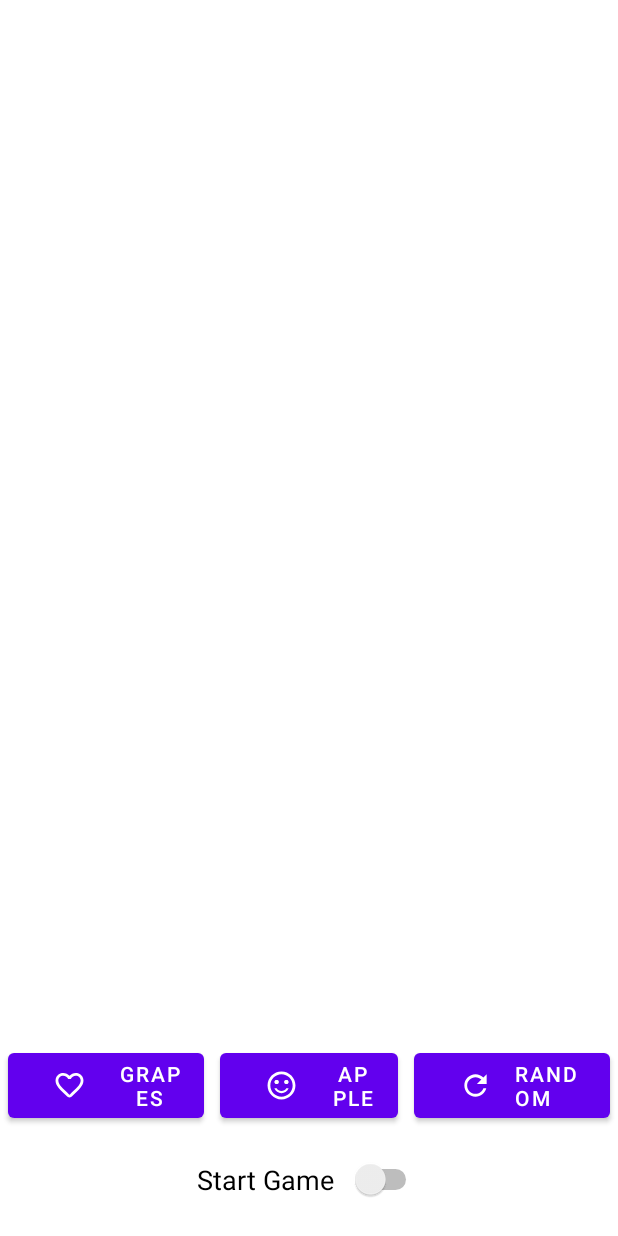
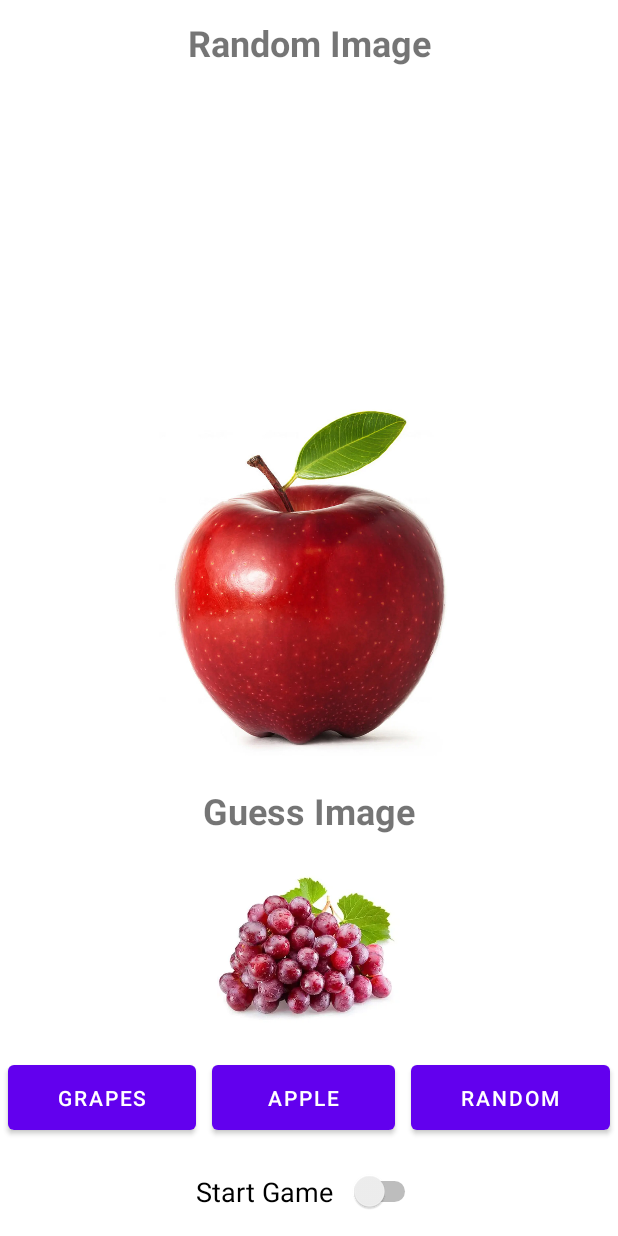
Before and after one commit to Manasseh-Ankrah/JuicyQuest, an Android app: the layout activity_main.xml on its own in the app's theme, with its tools: preview values and no code run, on a phone screen of 412 x 824 dp. Run offline under Robolectric (Android 15) with nearby library versions, the phone set to English and light mode, and no system bars.

Commit message:
Added listeners to buttons

```diff
--- a/app/src/main/java/com/example/fruitgame/MainActivity.kt
+++ b/app/src/main/java/com/example/fruitgame/MainActivity.kt
@@ -2,16 +2,38 @@ package com.example.fruitgame
 
 import androidx.appcompat.app.AppCompatActivity
 import android.os.Bundle
+import android.util.Log
 import com.example.fruitgame.databinding.ActivityMainBinding
 
 class MainActivity : AppCompatActivity() {
     //Initializing bindings
     private lateinit var binding: ActivityMainBinding
+
     override fun onCreate(savedInstanceState: Bundle?) {
+
         super.onCreate(savedInstanceState)
         //Inflate the activity binding
         binding = ActivityMainBinding.inflate(layoutInflater )
         val view = binding.root
         setContentView(view)
+        // Log.w("Clicked","Clicked Grapes")
+
+        val fruitList = listOf(R.drawable.apple,R.drawable.grapes,R.drawable.orange)
+
+
+        binding.btnGrapes.setOnClickListener {
+            binding.imageGuess.setImageResource(R.drawable.grapes)
+        }
+
+        binding.btnApple.setOnClickListener {
+            binding.imageGuess.setImageResource(R.drawable.apple)
+        }
+
+        binding.btnRandom.setOnClickListener {
+            val shuffle = fruitList.shuffled().first()
+            binding.imageRandom.setImageResource(shuffle)
+
+        }
+
     }
 }
--- a/app/src/main/res/layout/activity_main.xml
+++ b/app/src/main/res/layout/activity_main.xml
@@ -2,27 +2,30 @@
 <androidx.constraintlayout.widget.ConstraintLayout xmlns:android="http://schemas.android.com/apk/res/android"
     xmlns:app="http://schemas.android.com/apk/res-auto"
     xmlns:tools="http://schemas.android.com/tools"
+    android:id="@+id/randomText"
     android:layout_width="match_parent"
     android:layout_height="match_parent"
     tools:context=".MainActivity">
 
     <Switch
-        android:id="@+id/switch1"
+        android:id="@+id/switchStart"
         android:layout_width="150dp"
         android:layout_height="wrap_content"
-        android:layout_marginBottom="24dp"
+        android:layout_marginBottom="16dp"
         android:text="@string/start_game"
         android:textSize="18sp"
         app:layout_constraintBottom_toBottomOf="parent"
         app:layout_constraintEnd_toEndOf="parent"
+        app:layout_constraintHorizontal_bias="0.498"
         app:layout_constraintStart_toStartOf="parent" />
 
     <LinearLayout
+        android:id="@+id/linearLayout"
         android:layout_width="0dp"
         android:layout_height="66dp"
         android:layout_marginBottom="16dp"
         android:orientation="horizontal"
-        app:layout_constraintBottom_toTopOf="@+id/switch1"
+        app:layout_constraintBottom_toTopOf="@+id/switchStart"
         app:layout_constraintEnd_toEndOf="parent"
         app:layout_constraintStart_toStartOf="parent">
 
@@ -32,8 +35,9 @@
             android:layout_height="match_parent"
             android:layout_margin="5dp"
             android:layout_weight="1.5"
+            android:isScrollContainer="false"
             android:text="@string/grapes"
-            app:icon="@drawable/ic_favourite_foreground"
+            app:iconPadding="0dp"
             app:iconSize="50dp"
             app:iconTint="#FFFFFF" />
 
@@ -44,19 +48,64 @@
             android:layout_margin="5dp"
             android:layout_weight="1.5"
             android:text="@string/apple"
-            app:icon="@drawable/ic_satisfied_foreground"
             app:iconSize="50dp" />
 
         <Button
-            android:id="@+id/button3"
+            android:id="@+id/btnRandom"
             android:layout_width="wrap_content"
             android:layout_height="match_parent"
             android:layout_margin="5dp"
             android:layout_weight="1.5"
             android:text="@string/random"
-            android:textAlignment="viewStart"
-            app:icon="@drawable/ic_refresh_foreground"
             app:iconPadding="1dp"
             app:iconSize="50dp" />
     </LinearLayout>
+
+    <ImageView
+        android:id="@+id/imageGuess"
+        android:layout_width="274dp"
+        android:layout_height="122dp"
+        android:layout_marginBottom="8dp"
+        app:layout_constraintBottom_toTopOf="@+id/linearLayout"
+        app:layout_constraintEnd_toEndOf="parent"
+        app:layout_constraintHorizontal_bias="0.496"
+        app:layout_constraintStart_toStartOf="parent"
+        app:srcCompat="@drawable/grapes" />
+
+    <ImageView
+        android:id="@+id/imageRandom"
+        android:layout_width="374dp"
+        android:layout_height="235dp"
+        android:layout_marginBottom="20dp"
+        app:layout_constraintBottom_toTopOf="@+id/guessText"
+        app:layout_constraintEnd_toEndOf="parent"
+        app:layout_constraintHorizontal_bias="0.529"
+        app:layout_constraintStart_toStartOf="parent"
+        app:layout_constraintTop_toBottomOf="@+id/textView2"
+        app:layout_constraintVertical_bias="1.0"
+        app:srcCompat="@drawable/apple" />
+
+    <TextView
+        android:id="@+id/guessText"
+        android:layout_width="wrap_content"
+        android:layout_height="wrap_content"
+        android:layout_marginBottom="12dp"
+        android:text="@string/guess_image"
+        android:textSize="24sp"
+        android:textStyle="bold"
+        app:layout_constraintBottom_toTopOf="@+id/imageGuess"
+        app:layout_constraintEnd_toEndOf="parent"
+        app:layout_constraintStart_toStartOf="parent" />
+
+    <TextView
+        android:id="@+id/textView2"
+        android:layout_width="wrap_content"
+        android:layout_height="wrap_content"
+        android:layout_marginTop="12dp"
+        android:text="@string/random_image"
+        android:textSize="24sp"
+        android:textStyle="bold"
+        app:layout_constraintEnd_toEndOf="parent"
+        app:layout_constraintStart_toStartOf="parent"
+        app:layout_constraintTop_toTopOf="parent" />
 </androidx.constraintlayout.widget.ConstraintLayout>
--- a/app/src/main/res/values/strings.xml
+++ b/app/src/main/res/values/strings.xml
@@ -5,4 +5,6 @@
     <string name="grapes">GRAPES</string>
     <string name="apple">APPLE</string>
     <string name="random">RANDOM</string>
+    <string name="random_image">Random Image</string>
+    <string name="guess_image">Guess Image</string>
 </resources>
```
Also changed, not shown: app/src/main/res/apple.webp (added), app/src/main/res/drawable/apple.webp (added), app/src/main/res/drawable/grapes.webp (added), app/src/main/res/drawable/orange.webp (added), app/src/main/res/grapes.webp (added), app/src/main/res/orange.webp (added).
